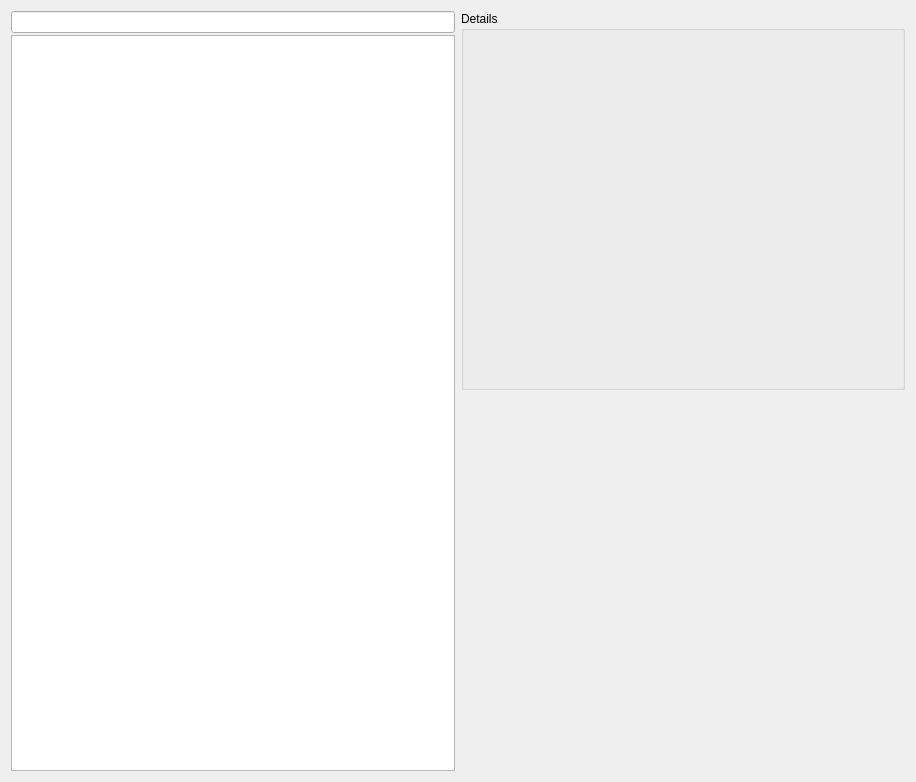
First picture: the form in incidenceeditor-ng/resourcemanagement.ui, repository KDE/kdepim, before the edit.
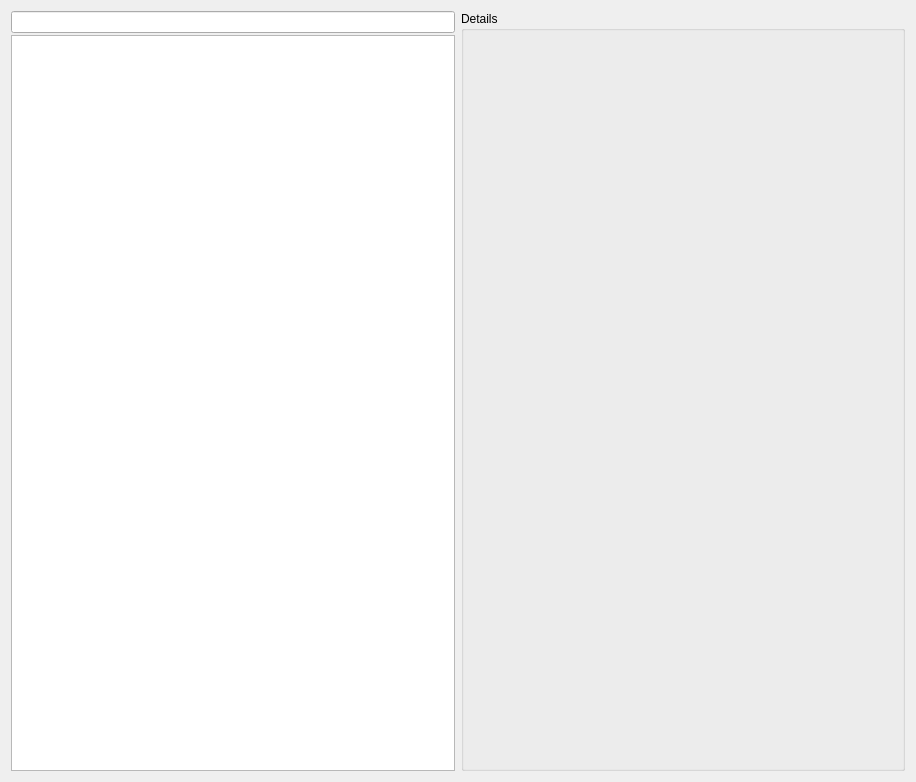
Second picture: the form after the edit.

Commit message: showing fb object

```diff
--- a/incidenceeditor-ng/resourcemanagement.ui
+++ b/incidenceeditor-ng/resourcemanagement.ui
@@ -15,7 +15,7 @@
   </property>
   <layout class="QHBoxLayout" name="horizontalLayout_2">
    <property name="spacing">
-    <number>-1</number>
+    <number>6</number>
    </property>
    <item>
     <layout class="QVBoxLayout" name="verticalLayout" stretch="0,0">
@@ -67,14 +67,7 @@
       </widget>
      </item>
      <item>
-      <widget class="QWidget" name="resourceCalender" native="true">
-       <property name="sizePolicy">
-        <sizepolicy hsizetype="Expanding" vsizetype="Expanding">
-         <horstretch>0</horstretch>
-         <verstretch>0</verstretch>
-        </sizepolicy>
-       </property>
-      </widget>
+      <layout class="QHBoxLayout" name="resourceCalender"/>
      </item>
     </layout>
    </item>
```
Left out of the diff: 8 changed lines with no effect on the pictures. The commit also changes 2 other files.
